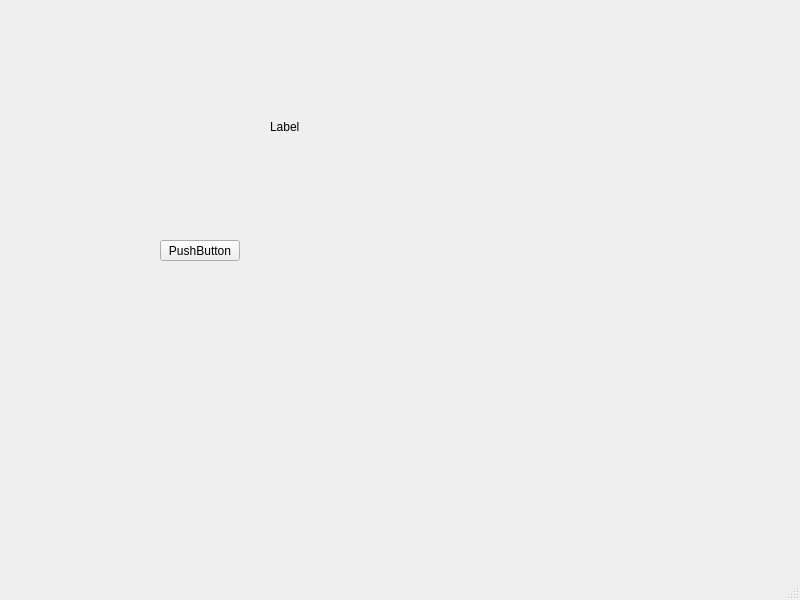
Before: the Qt Designer form loginwindow.ui in Ahmeddestroyer25/LastFinalRepo, drawn with Qt 5.
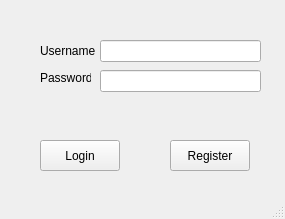
After: the same form once the commit is applied.

Commit message: Created Login UI

Patch:
```diff
--- a/loginwindow.ui
+++ b/loginwindow.ui
@@ -6,8 +6,8 @@
    <rect>
     <x>0</x>
     <y>0</y>
-    <width>800</width>
-    <height>600</height>
+    <width>285</width>
+    <height>219</height>
    </rect>
   </property>
   <property name="windowTitle">
@@ -17,27 +17,76 @@
    <widget class="QPushButton" name="pushButton">
     <property name="geometry">
      <rect>
-      <x>160</x>
-      <y>240</y>
+      <x>40</x>
+      <y>140</y>
       <width>80</width>
+      <height>31</height>
+     </rect>
+    </property>
+    <property name="text">
+     <string>Login</string>
+    </property>
+   </widget>
+   <widget class="QLabel" name="UsernameLabel">
+    <property name="geometry">
+     <rect>
+      <x>40</x>
+      <y>40</y>
+      <width>61</width>
       <height>21</height>
      </rect>
     </property>
     <property name="text">
-     <string>PushButton</string>
+     <string>Username</string>
     </property>
    </widget>
-   <widget class="QLabel" name="label">
+   <widget class="QPushButton" name="RegisterButton">
     <property name="geometry">
      <rect>
-      <x>270</x>
-      <y>120</y>
-      <width>41</width>
-      <height>14</height>
+      <x>170</x>
+      <y>140</y>
+      <width>80</width>
+      <height>31</height>
      </rect>
     </property>
     <property name="text">
-     <string>Label</string>
+     <string>Register</string>
+    </property>
+   </widget>
+   <widget class="QLabel" name="PasswordLabel">
+    <property name="geometry">
+     <rect>
+      <x>40</x>
+      <y>70</y>
+      <width>51</width>
+      <height>16</height>
+     </rect>
+    </property>
+    <property name="text">
+     <string>Password</string>
+    </property>
+   </widget>
+   <widget class="QLineEdit" name="UsernameLineEdit">
+    <property name="geometry">
+     <rect>
+      <x>100</x>
+      <y>40</y>
+      <width>161</width>
+      <height>22</height>
+     </rect>
+    </property>
+   </widget>
+   <widget class="QLineEdit" name="PasswordLineEdit">
+    <property name="geometry">
+     <rect>
+      <x>100</x>
+      <y>70</y>
+      <width>161</width>
+      <height>22</height>
+     </rect>
+    </property>
+    <property name="echoMode">
+     <enum>QLineEdit::Password</enum>
     </property>
    </widget>
   </widget>
```
Left out of the diff: 4 changed lines with no effect on the pictures. The commit also changes 1 other file.
